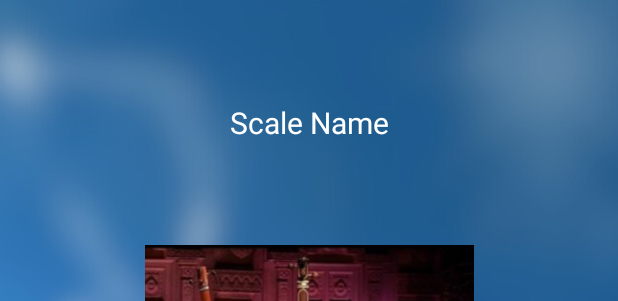
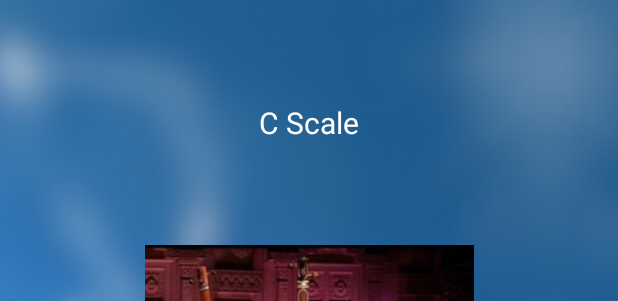
Before and after one commit to iamjaybothra/FluteFusion, an Android app: the layout fragment_tanpura_tabla.xml on its own in the app's theme, with its tools: preview values and no code run, on a phone screen of 412 x 824 dp. Shown: the top 301 px of the screen. Run offline under Robolectric (Android 15) with nearby library versions, the phone set to English and light mode, and no system bars; Roboto replaces fonts that are not available here.

Commit message:
Touchup Done

```diff
--- a/app/src/main/res/layout/customer_list_review.xml
+++ b/app/src/main/res/layout/customer_list_review.xml
@@ -11,6 +11,7 @@
         android:id="@+id/c_img"
         android:layout_width="150dp"
         android:layout_height="150dp"
+        android:contentDescription="TODO"
         android:src="@drawable/sample"
         app:layout_constraintStart_toStartOf="parent"
         app:layout_constraintTop_toTopOf="parent" />
@@ -30,7 +31,9 @@
         android:id="@+id/c_rating"
         android:layout_width="260dp"
         android:layout_height="wrap_content"
+        android:layout_marginStart="24dp"
         android:layout_marginTop="4dp"
+        android:layout_marginEnd="24dp"
         android:contentDescription="@string/app_name"
         android:padding="10dp"
         app:layout_constraintBottom_toTopOf="@+id/textView2"
--- a/app/src/main/res/layout/fragment_tanpura_tabla.xml
+++ b/app/src/main/res/layout/fragment_tanpura_tabla.xml
@@ -13,7 +13,7 @@
         android:layout_marginBottom="24dp"
         android:contentDescription="@string/app_name"
         android:src="@drawable/tanpura"
-        app:layout_constraintBottom_toTopOf="@+id/textView16"
+        app:layout_constraintBottom_toTopOf="@+id/whyneedaudio"
         app:layout_constraintEnd_toEndOf="parent"
         app:layout_constraintStart_toStartOf="parent" />
 
@@ -118,7 +118,7 @@
         app:layout_constraintTop_toBottomOf="@+id/textView7" />
 
     <TextView
-        android:id="@+id/textView16"
+        android:id="@+id/whyneedaudio"
         android:layout_width="wrap_content"
         android:layout_height="wrap_content"
         android:fontFamily="@font/artifika"
@@ -135,7 +135,7 @@
         android:layout_width="wrap_content"
         android:layout_height="wrap_content"
         android:fontFamily="@font/baloo_thambi"
-        android:text="Scale Name"
+        android:text="C Scale"
         android:textColor="@color/white"
         android:textSize="20sp"
         app:layout_constraintBottom_toTopOf="@+id/imageLogo"
```
Also changed, not shown: app/src/main/java/com/jaybothra/flutefusion/ListView/TContent.java (+7 -7 lines).
